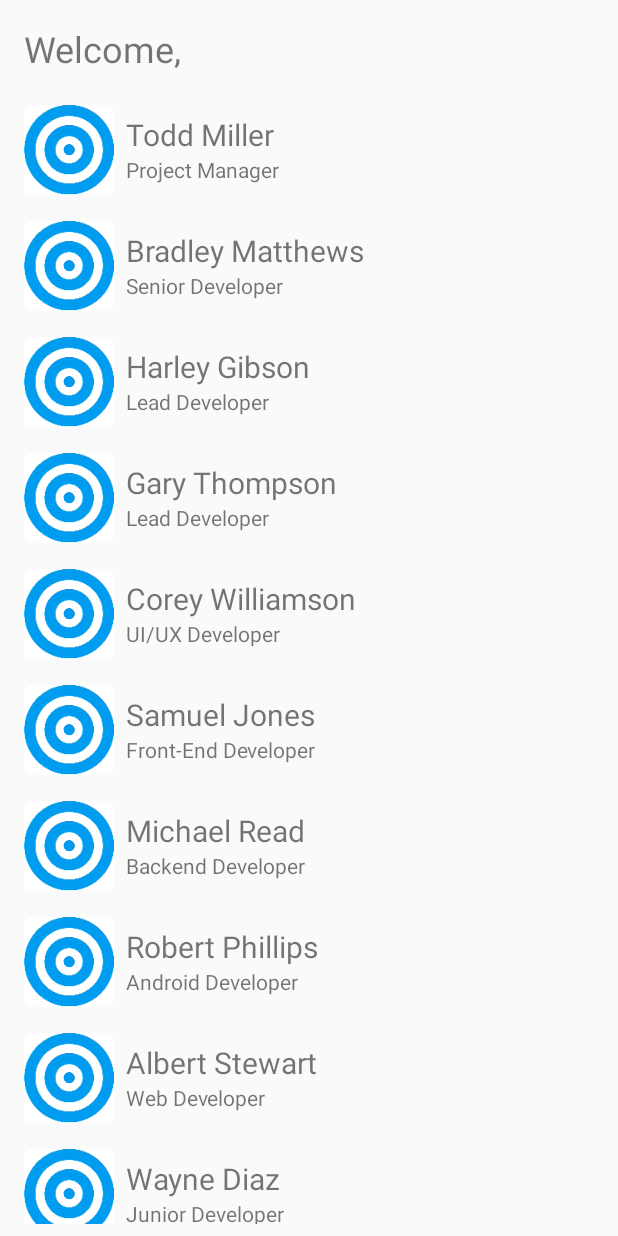
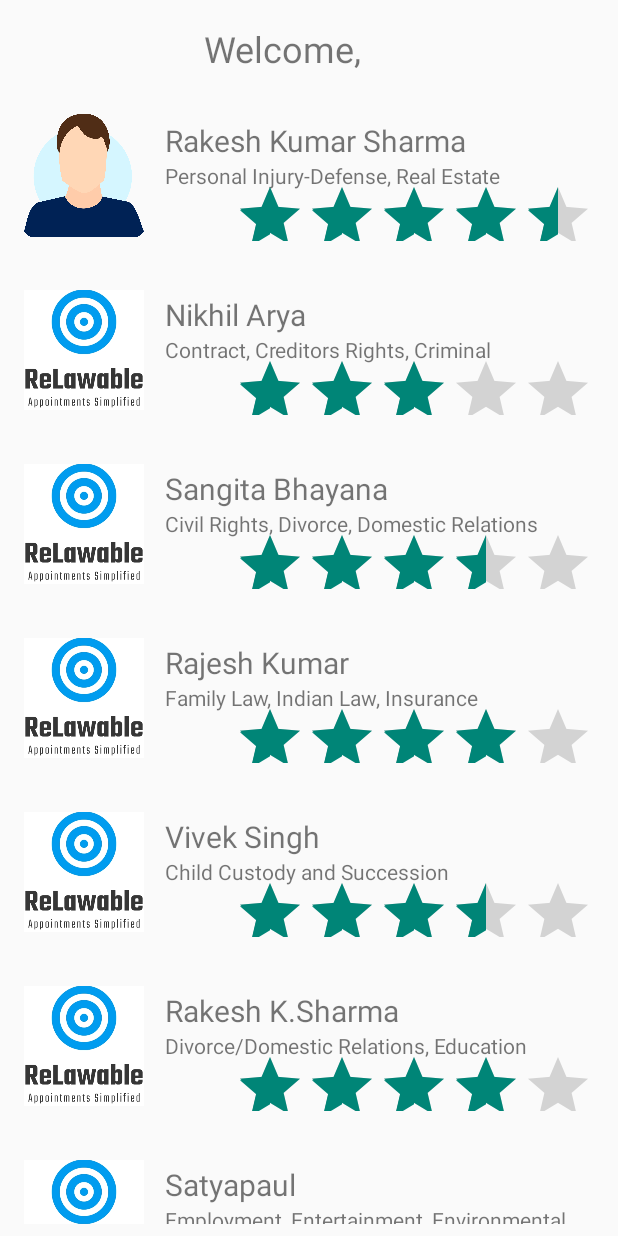
Before and after one commit to ankurpandeyvns/ReLawAble, an Android app: the ClientHome screen opened directly, with no data from a screen before it, on a phone screen of 412 x 824 dp. Run offline under Robolectric (Android 15) with nearby library versions, the phone set to English and light mode, and no system bars; our stand-ins replace Firebase (no records; nobody signed in at launch, a user with empty details on screens opened directly); Roboto replaces fonts that are not available here.

Commit message:
Adding Features

```diff
--- a/app/src/main/java/com/dtechterminal/relawable/ClientHome.java
+++ b/app/src/main/java/com/dtechterminal/relawable/ClientHome.java
@@ -20,9 +20,7 @@ public class ClientHome extends AppCompatActivity {
     RecyclerView recyclerView;
     RecyclerView.Adapter mAdapter;
     RecyclerView.LayoutManager layoutManager;
-
     List<PersonUtils> personUtilsList;
-
 
     @Override
     protected void onCreate(Bundle savedInstanceState) {
@@ -35,27 +33,21 @@ public class ClientHome extends AppCompatActivity {
         tv.setText("Welcome, "+user.getDisplayName());
         recyclerView = findViewById(R.id.recycleViewContainer);
         recyclerView.setHasFixedSize(true);
-
         layoutManager = new LinearLayoutManager(this);
-
         recyclerView.setLayoutManager(layoutManager);
-
         personUtilsList = new ArrayList<>();
-
         //Adding Data into ArrayList
-        personUtilsList.add(new PersonUtils("Todd Miller","Project Manager"));
-        personUtilsList.add(new PersonUtils("Bradley Matthews","Senior Developer"));
-        personUtilsList.add(new PersonUtils("Harley Gibson","Lead Developer"));
-        personUtilsList.add(new PersonUtils("Gary Thompson","Lead Developer"));
-        personUtilsList.add(new PersonUtils("Corey Williamson","UI/UX Developer"));
-        personUtilsList.add(new PersonUtils("Samuel Jones","Front-End Developer"));
-        personUtilsList.add(new PersonUtils("Michael Read","Backend Developer"));
-        personUtilsList.add(new PersonUtils("Robert Phillips","Android Developer"));
-        personUtilsList.add(new PersonUtils("Albert Stewart","Web Developer"));
-        personUtilsList.add(new PersonUtils("Wayne Diaz","Junior Developer"));
-
+        personUtilsList.add(new PersonUtils("Rakesh Kumar Sharma","Personal Injury-Defense, Real Estate",getApplicationContext().getResources().getDrawable(R.drawable.prof),4.5f));
+        personUtilsList.add(new PersonUtils("Nikhil Arya","Contract, Creditors Rights, Criminal",getApplicationContext().getResources().getDrawable(R.drawable.logo),3f));
+        personUtilsList.add(new PersonUtils("Sangita Bhayana","Civil Rights, Divorce, Domestic Relations",getApplicationContext().getResources().getDrawable(R.drawable.logo),3.5f));
+        personUtilsList.add(new PersonUtils("Rajesh Kumar","Family Law, Indian Law, Insurance",getApplicationContext().getResources().getDrawable(R.drawable.logo),4f));
+        personUtilsList.add(new PersonUtils("Vivek Singh","Child Custody and Succession",getApplicationContext().getResources().getDrawable(R.drawable.logo),3.5f));
+        personUtilsList.add(new PersonUtils("Rakesh K.Sharma","Divorce/Domestic Relations, Education",getApplicationContext().getResources().getDrawable(R.drawable.logo),4f));
+        personUtilsList.add(new PersonUtils("Satyapaul","Employment, Entertainment, Environmental",getApplicationContext().getResources().getDrawable(R.drawable.logo),5f));
+        personUtilsList.add(new PersonUtils("Vivek Singh","Employment, Family Law, General Practice",getApplicationContext().getResources().getDrawable(R.drawable.logo),3f));
+        personUtilsList.add(new PersonUtils("Sandhya Gupta","Construction, Consumer Law, Contract",getApplicationContext().getResources().getDrawable(R.drawable.logo),3f));
+        personUtilsList.add(new PersonUtils("Suresh Chand"," Health Care Law, Indian Law, Insurance",getApplicationContext().getResources().getDrawable(R.drawable.logo),2f));
         mAdapter = new CustomRecyclerAdapter(this, personUtilsList);
-
         recyclerView.setAdapter(mAdapter);
     }
 }
--- a/app/src/main/java/com/dtechterminal/relawable/CustomRecyclerAdapter.java
+++ b/app/src/main/java/com/dtechterminal/relawable/CustomRecyclerAdapter.java
@@ -1,9 +1,12 @@
 package com.dtechterminal.relawable;
 import android.content.Context;
+import android.graphics.drawable.Drawable;
 import android.support.v7.widget.RecyclerView;
 import android.view.LayoutInflater;
 import android.view.View;
 import android.view.ViewGroup;
+import android.widget.ImageView;
+import android.widget.RatingBar;
 import android.widget.TextView;
 import android.widget.Toast;
 
@@ -35,7 +38,8 @@ public class CustomRecyclerAdapter extends RecyclerView.Adapter<CustomRecyclerAd
 
         holder.pName.setText(pu.getPersonName());
         holder.pJobProfile.setText(pu.getJobProfile());
-
+        holder.pImage.setImageDrawable(pu.getProfileImage());
+        holder.ratingBar.setRating(pu.getRating());
     }
 
     @Override
@@ -47,12 +51,16 @@ public class CustomRecyclerAdapter extends RecyclerView.Adapter<CustomRecyclerAd
 
         public TextView pName;
         public TextView pJobProfile;
+        public ImageView pImage;
+        public RatingBar ratingBar;
 
         public ViewHolder(View itemView) {
             super(itemView);
 
             pName = itemView.findViewById(R.id.pNametxt);
             pJobProfile =  itemView.findViewById(R.id.pJobProfiletxt);
+            pImage = itemView.findViewById(R.id.userImg);
+            ratingBar = itemView.findViewById(R.id.ratingBar);
 
             itemView.setOnClickListener(new View.OnClickListener() {
                 @Override
--- a/app/src/main/java/com/dtechterminal/relawable/LoginActivity.java
+++ b/app/src/main/java/com/dtechterminal/relawable/LoginActivity.java
@@ -84,7 +84,6 @@ public class LoginActivity extends AppCompatActivity {
                                     Log.d(TAG,"Authentication Error");
                                 }
                             });
-                            //myRef.setValue(1);
                         } else {
                             // If sign in fails, display a message to the user.
                             Log.w(TAG, "signInWithCredential:failure", task.getException());
--- a/app/src/main/java/com/dtechterminal/relawable/PersonUtils.java
+++ b/app/src/main/java/com/dtechterminal/relawable/PersonUtils.java
@@ -1,12 +1,20 @@
 package com.dtechterminal.relawable;
+
+import android.graphics.drawable.Drawable;
+import android.widget.RatingBar;
 
 public class PersonUtils {
     private String personName;
     private String jobProfile;
+    private Drawable profileImage;
+    private float ratingBar;
 
-    public PersonUtils(String personName, String jobProfile) {
+
+    public PersonUtils(String personName, String jobProfile,Drawable profileImage,float ratingBar) {
         this.personName = personName;
         this.jobProfile = jobProfile;
+        this.profileImage = profileImage;
+        this.ratingBar = ratingBar;
     }
 
     public String getPersonName() {
@@ -24,4 +32,12 @@ public class PersonUtils {
     public void setJobProfile(String jobProfile) {
         this.jobProfile = jobProfile;
     }
+
+    public Drawable getProfileImage() { return profileImage; }
+
+    public void setProfileImage(Drawable profileImage) { this.profileImage = profileImage; }
+
+    public float getRating() { return ratingBar; }
+
+    public void setRating(float ratingBar) { this.ratingBar = ratingBar; }
 }
--- a/app/src/main/res/layout/activity_client_home.xml
+++ b/app/src/main/res/layout/activity_client_home.xml
@@ -9,11 +9,12 @@
     <TextView
         android:id="@+id/textView3"
         android:layout_width="351dp"
-        android:layout_height="38dp"
+        android:layout_height="36dp"
         android:layout_marginStart="16dp"
         android:layout_marginTop="16dp"
         android:layout_marginBottom="8dp"
         android:text="Welcome . "
+        android:textAlignment="center"
         android:textSize="24sp"
         app:layout_constraintBottom_toTopOf="@+id/recycleViewContainer"
         app:layout_constraintStart_toStartOf="parent"
--- a/app/src/main/res/layout/list_item.xml
+++ b/app/src/main/res/layout/list_item.xml
@@ -6,25 +6,26 @@
     <RelativeLayout
         android:id="@+id/singleRow"
         android:layout_width="match_parent"
-        android:layout_height="wrap_content"
+        android:layout_height="match_parent"
         android:layout_alignParentStart="true"
         android:layout_alignParentTop="true"
+        android:layout_marginStart="0dp"
+        android:layout_marginTop="0dp"
         android:padding="8dp">
 
         <ImageView
             android:id="@+id/userImg"
-            android:layout_width="60dp"
-            android:layout_height="60dp"
-            android:src="@mipmap/ic_launcher" />
+            android:layout_width="80dp"
+            android:layout_height="98dp" />
 
         <TextView
             android:id="@+id/pNametxt"
             android:layout_width="match_parent"
             android:layout_height="wrap_content"
             android:layout_alignParentTop="true"
-            android:layout_marginStart="8dp"
-            android:layout_marginLeft="8dp"
-            android:layout_marginTop="6dp"
+            android:layout_marginStart="14dp"
+            android:layout_marginLeft="14dp"
+            android:layout_marginTop="12dp"
             android:layout_toEndOf="@+id/userImg"
             android:layout_toRightOf="@+id/userImg"
             android:maxLines="1"
@@ -42,13 +43,22 @@
             android:text="Job Profile"
             android:textSize="14sp" />
 
+        <RatingBar
+            android:id="@+id/ratingBar"
+            android:layout_width="wrap_content"
+            android:layout_height="40dp"
+            android:layout_above="@+id/pJobProfiletxt"
+            android:layout_alignParentEnd="true"
+            android:layout_marginEnd="0dp"
+            android:layout_marginBottom="-53dp" />
+
     </RelativeLayout>
 
     <View
-        android:layout_width="match_parent"
+        android:layout_width="368dp"
         android:layout_height="0dp"
         android:layout_below="@+id/singleRow"
-        android:layout_marginTop="1dp"
+        android:layout_marginTop="2dp"
         android:background="#f2f2f2" />
 
 
```
